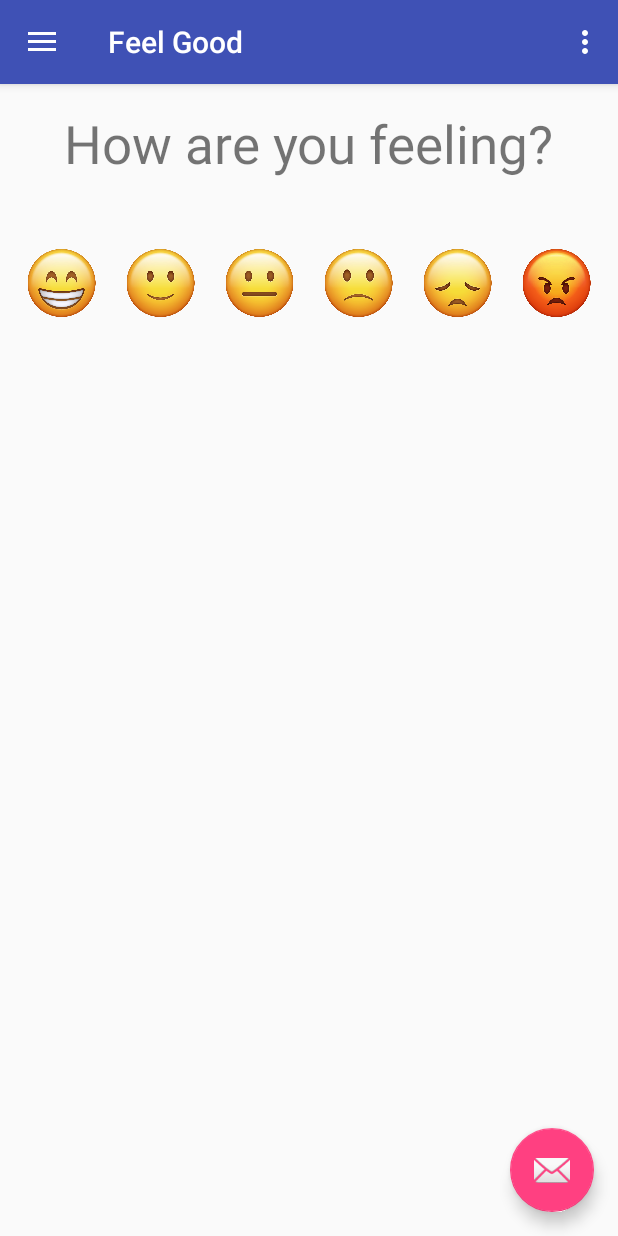
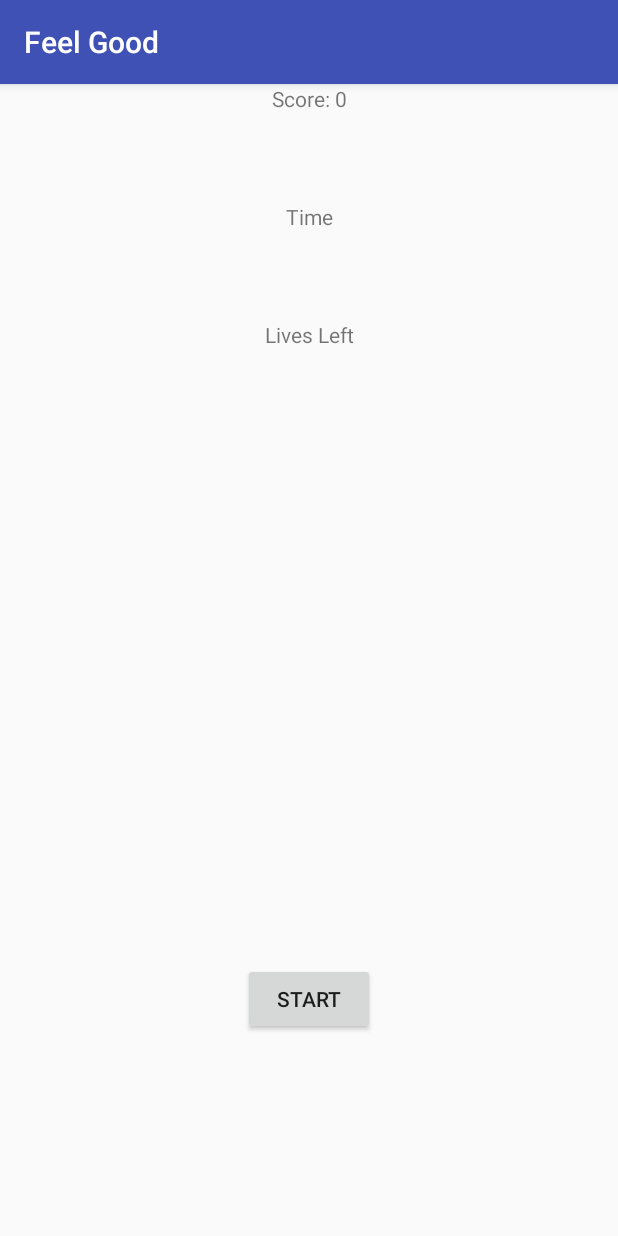
Before and after one commit to bannavarapu/FeelGood, an Android app: the screen it shows after launch (MainActivity before the commit, Bunny after it), after a tap on "Hotline", on a phone screen of 412 x 824 dp. Run offline under Robolectric (Android 15) with nearby library versions, the light colour scheme and no system bars; our stand-ins replace Firebase (no records; nobody signed in at launch, a user with empty details on screens opened directly); libraries missing offline, so code that uses them is left out: com.firebase.ui; 1 statement that could not run was skipped; 3 other taps on this screen came first.

Commit message:
Added hit the bunny game to the hotline options

```diff
--- a/app/src/main/AndroidManifest.xml
+++ b/app/src/main/AndroidManifest.xml
@@ -36,6 +36,7 @@
             android:name=".RelaxOptsContent"
             android:label="@string/title_activity_yoga"
             android:theme="@style/AppTheme.NoActionBar" />
+        <activity android:name=".Bunny"></activity>
     </application>
 
 </manifest>
--- /dev/null
+++ b/app/src/main/java/com/example/anudeepthi/feelgood/Bunny.java
@@ -0,0 +1,223 @@
+package com.example.anudeepthi.feelgood;
+
+import android.graphics.drawable.AnimationDrawable;
+import android.os.CountDownTimer;
+import android.os.Handler;
+import android.support.v4.content.ContextCompat;
+import android.support.v7.app.AppCompatActivity;
+import android.os.Bundle;
+import android.view.View;
+import android.widget.Button;
+import android.widget.ImageView;
+import android.widget.TextView;
+import android.widget.Toast;
+
+import java.util.Random;
+
+public class Bunny extends AppCompatActivity {
+
+    ImageView b11_1,b11_2,b11_3;
+    TextView tv_timeleft, tv_score,tv;
+    Button button;
+    Random rand;
+    int score=0, fps=1000, left=5, tempifleft=0;
+
+    int which=0;
+    int whichsave=0;
+    MyCount counter;
+    boolean flag;
+
+    AnimationDrawable animationDrawable;
+
+
+    @Override
+    protected void onCreate(Bundle savedInstanceState) {
+        super.onCreate(savedInstanceState);
+        setContentView(R.layout.activity_bunny);
+        flag=true;
+        rand= new Random();
+        button =(Button)findViewById(R.id.button);
+        tv=(TextView)findViewById(R.id.textView3);
+        tv_score=(TextView)findViewById(R.id.textView);
+        tv_timeleft=(TextView)findViewById(R.id.textView2);
+
+        b11_1=(ImageView)findViewById(R.id.bunny11_1);
+        b11_2=(ImageView)findViewById(R.id.bunny11_2);
+        b11_3=(ImageView)findViewById(R.id.bunny11_3);
+
+        b11_1.setVisibility(View.INVISIBLE);
+        b11_2.setVisibility(View.INVISIBLE);
+        b11_3.setVisibility(View.INVISIBLE);
+
+        button.setOnClickListener(new View.OnClickListener() {
+            @Override
+            public void onClick(View v) {
+                flag=true;
+                left=5;
+                tv_timeleft.setText("Lives left "+left );
+                score=0;
+                tv_score.setText("SCORE "+score);
+                counter = new MyCount(60000,1000);
+                counter.start();
+                Handler handler = new Handler();
+                handler.postDelayed(new Runnable() {
+                    @Override
+                    public void run() {
+                        theGameActions();
+                    }
+                },1000);
+                button.setEnabled(false);
+            }
+        });
+
+        b11_1.setOnClickListener(new View.OnClickListener() {
+            @Override
+            public void onClick(View v) {
+                tempifleft=1;
+                b11_1.setImageResource(R.drawable.crying_bunny);
+                score++;
+                tv_score.setText("SCORE "+score);
+                b11_1.setEnabled(false);
+
+            }
+        });
+
+        b11_2.setOnClickListener(new View.OnClickListener() {
+            @Override
+            public void onClick(View v) {
+                tempifleft=1;
+                b11_2.setImageResource(R.drawable.crying_bunny);
+                score++;
+                tv_score.setText("SCORE "+score);
+                b11_2.setEnabled(false);
+
+            }
+        });
+
+        b11_3.setOnClickListener(new View.OnClickListener() {
+            @Override
+            public void onClick(View v) {
+                tempifleft=1;
+                b11_3.setImageResource(R.drawable.crying_bunny);
+                score++;
+                tv_score.setText("SCORE "+score);
+                b11_3.setEnabled(false);
+
+            }
+        });
+
+    }
+
+    private  void theGameActions()
+    {
+        if(score<10)
+        {
+            fps=950;
+        }
+        else if(score>=10 && score<20)
+        {
+            fps=900;
+        }
+        else if(score>=20 && score<30)
+        {
+            fps=850;
+        }
+        else if(score>=30 && score<40)
+        {
+            fps=800;
+        }
+        else if(score>=40 && score<50)
+        {
+            fps=750;
+        }
+        else
+        {
+            fps=500;
+        }
+
+        animationDrawable=(AnimationDrawable) ContextCompat.getDrawable(this, R.drawable.animation);
+
+        do{
+            which= rand.nextInt(3)+1;
+        }while(whichsave==which);
+        whichsave=which;
+        if(which==1)
+        {
+            b11_1.setImageDrawable(animationDrawable);
+            b11_1.setVisibility(View.VISIBLE);
+            b11_1.setEnabled(true);
+        }else if(which==2)
+        {
+            b11_2.setImageDrawable(animationDrawable);
+            b11_2.setVisibility(View.VISIBLE);
+            b11_2.setEnabled(true);
+        }else if(which==3)
+        {
+            b11_3.setImageDrawable(animationDrawable);
+            b11_3.setVisibility(View.VISIBLE);
+            b11_3.setEnabled(true);
+        }
+        animationDrawable.start();
+
+        Handler handler = new Handler();
+        handler.postDelayed(new Runnable() {
+            @Override
+            public void run() {
+                b11_1.setVisibility(View.INVISIBLE);
+                b11_2.setVisibility(View.INVISIBLE);
+                b11_3.setVisibility(View.INVISIBLE);
+
+                b11_1.setEnabled(false);
+                b11_2.setEnabled(false);
+                b11_3.setEnabled(false);
+
+                if(tempifleft==0)
+                {
+                    left=left-1;
+                    tv_timeleft.setText("Lives Left "+left);
+                }else if(tempifleft==1)
+                {
+                    tempifleft=0;
+                }
+
+                if(left==0)
+                {
+                    Toast.makeText(Bunny.this,"Game Over, you scored "+score+" points",Toast.LENGTH_LONG).show();
+                    button.setEnabled(true);
+                }
+                else if(left>0 && flag==true)
+                {
+                    theGameActions();
+                }
+                else if(flag==false)
+                {
+
+                    Toast.makeText(Bunny.this,"Game Over, you scored "+score+" points",Toast.LENGTH_LONG).show();
+                    flag=true;
+                    button.setEnabled(true);
+                }
+
+            }
+        },fps);
+
+    }
+    public class MyCount extends CountDownTimer {
+
+        public MyCount(long millisInFuture, long countDownInterval) {
+            super(millisInFuture, countDownInterval);
+        }
+
+        @Override
+        public void onFinish() {
+            tv.setText("Time up");
+            flag=false;
+        }
+
+        @Override
+        public void onTick(long millisUntilFinished) {
+            tv.setText("Time Left: "  + millisUntilFinished/1000);
+
+        }
+
+    }
+}
--- /dev/null
+++ b/app/src/main/res/layout/activity_bunny.xml
@@ -0,0 +1,90 @@
+<?xml version="1.0" encoding="utf-8"?>
+<android.support.constraint.ConstraintLayout xmlns:android="http://schemas.android.com/apk/res/android"
+    xmlns:app="http://schemas.android.com/apk/res-auto"
+    xmlns:tools="http://schemas.android.com/tools"
+    android:layout_width="match_parent"
+    android:layout_height="match_parent"
+    tools:context=".Bunny">
+
+    <LinearLayout
+        android:id="@+id/linearLayout"
+        android:layout_width="wrap_content"
+        android:layout_height="wrap_content"
+        android:layout_marginBottom="8dp"
+        android:layout_marginEnd="8dp"
+        android:layout_marginStart="8dp"
+        android:layout_marginTop="8dp"
+        android:orientation="horizontal"
+        app:layout_constraintBottom_toBottomOf="parent"
+        app:layout_constraintEnd_toEndOf="parent"
+        app:layout_constraintStart_toStartOf="parent"
+        app:layout_constraintTop_toTopOf="parent">
+
+        <ImageView
+            android:id="@+id/bunny11_1"
+            android:layout_width="100dp"
+            android:layout_height="100dp"
+            android:scaleType="centerInside"
+            android:src="@drawable/b11" />
+
+        <ImageView
+            android:id="@+id/bunny11_2"
+            android:layout_width="100dp"
+            android:layout_height="100dp"
+            android:scaleType="centerInside"
+            android:src="@drawable/b11" />
+
+        <ImageView
+            android:id="@+id/bunny11_3"
+            android:layout_width="100dp"
+            android:layout_height="100dp"
+            android:scaleType="centerInside"
+            android:src="@drawable/b11" />
+
+    </LinearLayout>
+
+    <TextView
+        android:id="@+id/textView"
+        android:layout_width="wrap_content"
+        android:layout_height="wrap_content"
+        android:text="Score: 0"
+        app:layout_constraintEnd_toEndOf="parent"
+        app:layout_constraintHorizontal_bias="0.5"
+        app:layout_constraintStart_toStartOf="parent"
+        tools:layout_editor_absoluteY="16dp" />
+
+    <Button
+        android:id="@+id/button"
+        android:layout_width="wrap_content"
+        android:layout_height="wrap_content"
+        android:text="START"
+        app:layout_constraintBottom_toBottomOf="parent"
+        app:layout_constraintEnd_toEndOf="parent"
+        app:layout_constraintStart_toStartOf="parent"
+        app:layout_constraintTop_toTopOf="parent"
+        app:layout_constraintVertical_bias="0.814" />
+
+    <TextView
+        android:id="@+id/textView2"
+        android:layout_width="wrap_content"
+        android:layout_height="wrap_content"
+        android:text="Lives Left"
+        app:layout_constraintBottom_toTopOf="@+id/linearLayout"
+        app:layout_constraintEnd_toEndOf="parent"
+        app:layout_constraintHorizontal_bias="0.5"
+        app:layout_constraintStart_toStartOf="parent"
+        app:layout_constraintTop_toTopOf="parent" />
+
+    <TextView
+        android:id="@+id/textView3"
+        android:layout_width="wrap_content"
+        android:layout_height="wrap_content"
+        android:text="Time"
+        app:layout_constraintBottom_toTopOf="@+id/textView2"
+        app:layout_constraintEnd_toEndOf="parent"
+        app:layout_constraintHorizontal_bias="0.5"
+        app:layout_constraintStart_toStartOf="parent"
+        app:layout_constraintTop_toBottomOf="@+id/textView" />
+
+
+</android.support.constraint.ConstraintLayout>
```
Also changed, not shown: app/src/main/java/com/example/anudeepthi/feelgood/MainActivity.java (+26 -9 lines).
